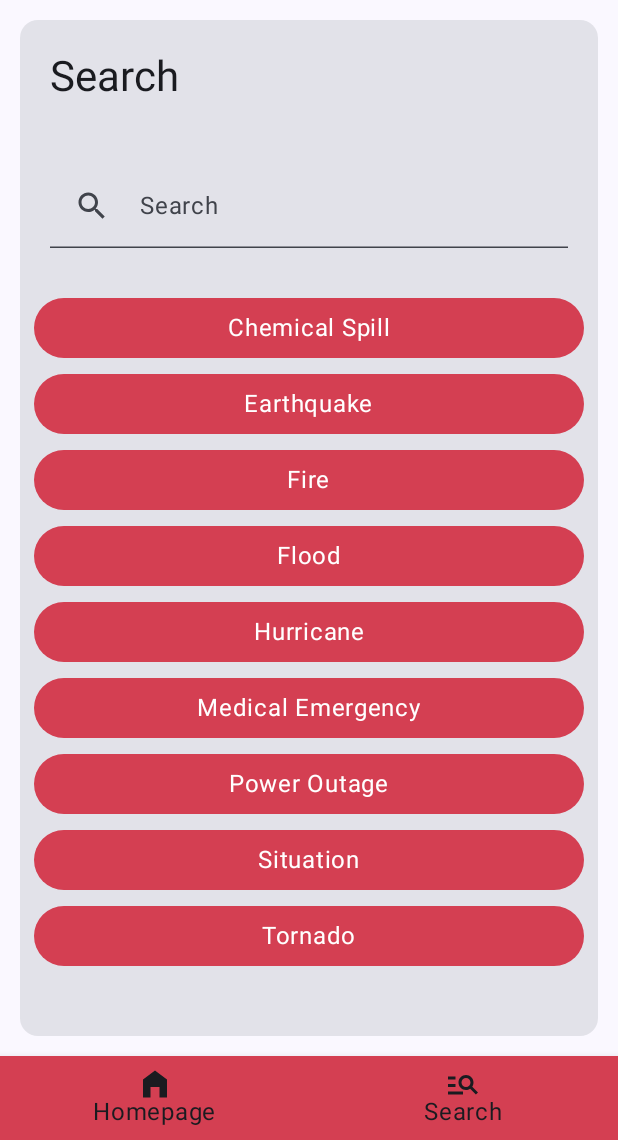
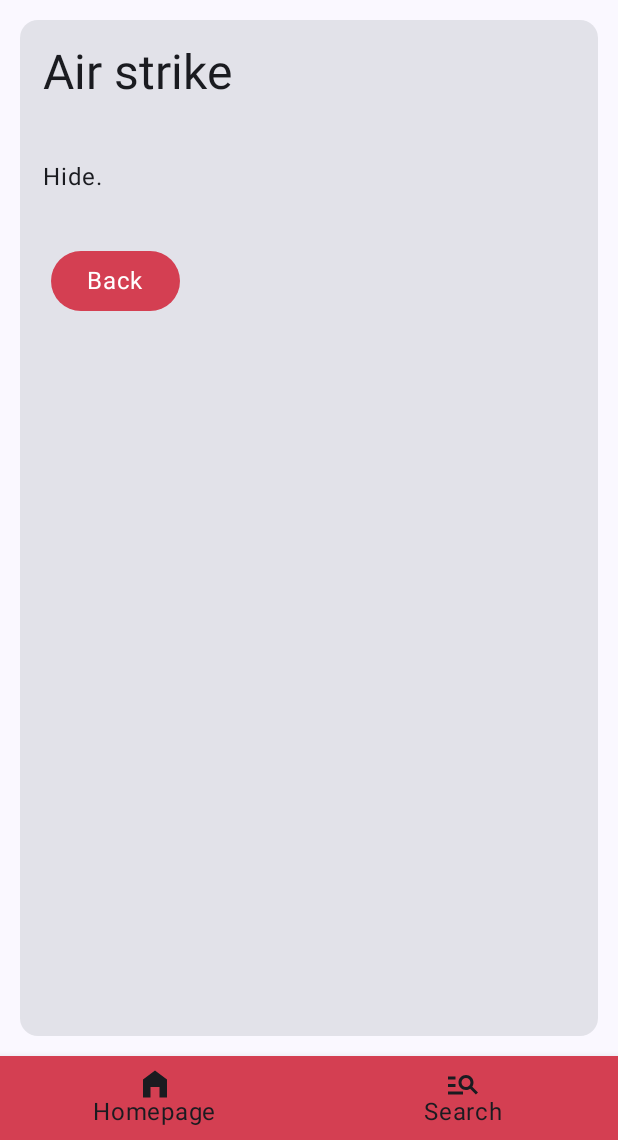
Before and after one commit to mgyanku/emergency-exit-app, an Android app built with Jetpack Compose: the SearchScreen screen opened through its navigation route, after a tap on "Chemical Spill", on a phone screen of 412 x 824 dp, the part 96-1236 px from its top. Run offline under Robolectric (Android 15) with nearby library versions, the phone set to English and light mode, and no system bars; our stand-ins replace Room's generated code, livedata-compose.

Commit message:
child page Instruction Screen implemented

```diff
--- a/app/src/main/java/nl/hva/emergencyexitapp/MainActivity.kt
+++ b/app/src/main/java/nl/hva/emergencyexitapp/MainActivity.kt
@@ -29,10 +29,12 @@ import androidx.lifecycle.viewmodel.compose.viewModel
 import androidx.navigation.compose.composable
 import androidx.navigation.compose.currentBackStackEntryAsState
 import androidx.navigation.compose.rememberNavController
+import nl.hva.emergencyexitapp.data.model.Situation
 import nl.hva.emergencyexitapp.ui.theme.EmergencyExitAppTheme
 import nl.hva.emergencyexitapp.ui.theme.coralPink
 import nl.hva.emergencyexitapp.ui.theme.screens.AppScreens
 import nl.hva.emergencyexitapp.ui.theme.screens.HomeScreen
+import nl.hva.emergencyexitapp.ui.theme.screens.InstructionScreen
 import nl.hva.emergencyexitapp.ui.theme.screens.SearchScreen
 import nl.hva.emergencyexitapp.ui.theme.white
 import nl.hva.emergencyexitapp.viewmodel.SituationViewModel
@@ -105,6 +107,15 @@ private fun AppNavHost(navController: NavHostController, modifier: Modifier) {
         composable(route = AppScreens.SearchScreen.route) {
             SearchScreen(navController, viewModel)
         }
+        composable(route = "${AppScreens.InstructionScreen.route}/{situationId}") { backStackEntry ->
+            val situationId = backStackEntry.arguments?.getInt("situationId")
+            if (situationId != null) {
+                InstructionScreen(navController, viewModel, situationId)
+            } else {
+                // Screen will catch this error
+                InstructionScreen(navController, viewModel, -1)
+            }
+        }
     }
 }
 
@@ -112,8 +123,7 @@ private fun AppNavHost(navController: NavHostController, modifier: Modifier) {
 fun BottomNav(navController: NavHostController) {
     val items = listOf(
         AppScreens.HomeScreen,
-        AppScreens.SearchScreen,
-    )
+        AppScreens.SearchScreen)
     BottomNavigation(
         modifier = Modifier,
         backgroundColor = coralPink
--- a/app/src/main/java/nl/hva/emergencyexitapp/data/db/SituationDao.kt
+++ b/app/src/main/java/nl/hva/emergencyexitapp/data/db/SituationDao.kt
@@ -18,6 +18,8 @@ interface SituationDao {
         return MutableLiveData(dummySituationData)
     }
 
+
+
     @Insert
     suspend fun insert(item: Situation)
 
@@ -35,7 +37,7 @@ interface SituationDao {
 
 // Dummy data
 val dummySituationData = listOf(
-    Situation(id = 1, title = "Situation", instruction = "Description"),
+    Situation(id = 1, title = "Air strike", instruction = "Hide."),
 
     Situation (id = 2, title = "Earthquake", instruction = "Drop down onto your hands and knees to prevent being knocked over.\n" +
             "Cover your head and neck with your arms to protect yourself from falling debris.\n" +
--- a/app/src/main/java/nl/hva/emergencyexitapp/ui/theme/screens/AppScreens.kt
+++ b/app/src/main/java/nl/hva/emergencyexitapp/ui/theme/screens/AppScreens.kt
@@ -10,5 +10,5 @@ sealed class AppScreens (
 ) {
     object HomeScreen: AppScreens("home_screen", R.string.home , R.drawable.home)
     object SearchScreen: AppScreens("search_screen", R.string.search , R.drawable.search)
-
+    object InstructionScreen: AppScreens("instruction_screen", R.string.search , R.drawable.instruction)
 }
--- /dev/null
+++ b/app/src/main/java/nl/hva/emergencyexitapp/ui/theme/screens/InstructionScreen.kt
@@ -0,0 +1,81 @@
+package nl.hva.emergencyexitapp.ui.theme.screens
+
+import androidx.compose.foundation.layout.Column
+import androidx.compose.foundation.layout.Spacer
+import androidx.compose.foundation.layout.fillMaxSize
+import androidx.compose.foundation.layout.padding
+import androidx.compose.material3.Button
+import androidx.compose.material3.ButtonDefaults
+import androidx.compose.material3.Card
+import androidx.compose.material3.MaterialTheme
+import androidx.compose.material3.Text
+import androidx.compose.runtime.Composable
+import androidx.compose.ui.Modifier
+import androidx.compose.ui.res.stringResource
+import androidx.compose.ui.unit.dp
+import androidx.navigation.NavHostController
+import nl.hva.emergencyexitapp.R
+import nl.hva.emergencyexitapp.ui.theme.coralPink
+import nl.hva.emergencyexitapp.viewmodel.SituationViewModel
+
+@Composable
+fun InstructionScreen(
+    navHostController: NavHostController, viewModel: SituationViewModel,
+    situationId: Int
+) {
+
+    val backlog = viewModel.backlog
+
+
+    val situation = backlog.value?.get(situationId)
+
+    Column(
+        modifier = Modifier
+            .fillMaxSize()
+            .padding(5.dp)
+    ) {
+        Card(
+            modifier = Modifier
+                .padding(8.dp)
+                .fillMaxSize()
+        ) {
+            Column(
+                modifier = Modifier.padding(15.dp)
+            ) {
+                if (situation != null) {
+                    Text(
+                        text = situation.title,
+                        style = MaterialTheme.typography.headlineLarge
+                    )
+                    Spacer(modifier = Modifier.padding(20.dp))
+                    Text(
+                        text = situation.instruction,
+                        style = MaterialTheme.typography.bodyLarge
+                    )
+                } else {
+                    Text(text = "Something went wrong.")
+                }
+            }
+            Column (
+                modifier = Modifier.padding(15.dp)
+            ) {
+                Button(
+                    onClick = {
+                              navHostController.navigate(AppScreens.HomeScreen.route)
+                    },
+                    colors = ButtonDefaults.buttonColors(
+                        containerColor = coralPink
+                    ),
+                    modifier = Modifier.padding(5.dp)
+                ) {
+                    Text(
+                        text = "Back",
+                        style = MaterialTheme.typography.bodyLarge
+                    )
+                }
+            }
+        }
+    }
+
+
+}
--- a/app/src/main/java/nl/hva/emergencyexitapp/ui/theme/screens/SearchScreen.kt
+++ b/app/src/main/java/nl/hva/emergencyexitapp/ui/theme/screens/SearchScreen.kt
@@ -107,14 +107,14 @@ fun SearchScreen(navHostController: NavHostController, viewModel: SituationViewM
 //            list of items
             Column {
                 Situations(items = situations, viewModel = viewModel,
-                    searchQuery = searchQueryState.value.text)
+                    searchQuery = searchQueryState.value.text, navHostController)
             }
         }
     }
 }
 
 @Composable
-fun Situations(items: LiveData<List<Situation>>, viewModel: SituationViewModel, searchQuery: String) {
+fun Situations(items: LiveData<List<Situation>>, viewModel: SituationViewModel, searchQuery: String, navHostController: NavHostController) {
     // sort results by name ( a - z )
     val situationResults = items.observeAsState().value
         ?.filter { it.title.contains(searchQuery, ignoreCase = true) }
@@ -126,16 +126,18 @@ fun Situations(items: LiveData<List<Situation>>, viewModel: SituationViewModel,
     ) {
         situationResults?.let { results ->
             items(results) { situation ->
-                ResultItem(item = situation)
+                ResultItem(item = situation, navHostController = navHostController)
             }
         }
     }
 }
 
 @Composable
-fun ResultItem(item: Situation) {
+fun ResultItem(item: Situation, navHostController: NavHostController) {
     Button(
-        onClick = { /*TODO*/ },
+        onClick = {
+                  navHostController.navigate("${AppScreens.InstructionScreen.route}/$item.id")
+                  },
         colors = ButtonDefaults.buttonColors(
             containerColor = coralPink
         ),
--- /dev/null
+++ b/app/src/main/res/drawable/instruction.xml
@@ -0,0 +1,5 @@
+<vector android:autoMirrored="true" android:height="24dp"
+    android:tint="#EC92AB" android:viewportHeight="24"
+    android:viewportWidth="24" android:width="24dp" xmlns:android="http://schemas.android.com/apk/res/android">
+    <path android:fillColor="@android:color/white" android:pathData="M12,2C6.48,2 2,6.48 2,12s4.48,10 10,10 10,-4.48 10,-10S17.52,2 12,2zM13,19h-2v-2h2v2zM15.07,11.25l-0.9,0.92C13.45,12.9 13,13.5 13,15h-2v-0.5c0,-1.1 0.45,-2.1 1.17,-2.83l1.24,-1.26c0.37,-0.36 0.59,-0.86 0.59,-1.41 0,-1.1 -0.9,-2 -2,-2s-2,0.9 -2,2L8,9c0,-2.21 1.79,-4 4,-4s4,1.79 4,4c0,0.88 -0.36,1.68 -0.93,2.25z"/>
+</vector>
```
